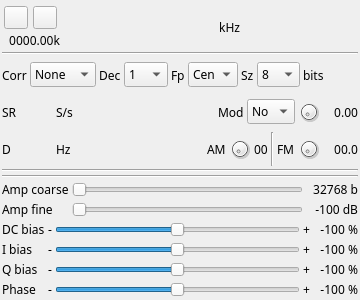
Qt form plugins/samplesource/testsource/testsourcegui.ui (f4exb/sdrangel) before a commit.
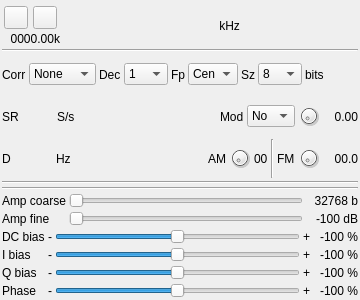
The same form after that commit. Icons and pictures are not drawn. Custom widgets are drawn as their Qt base class.

Diff of the .ui file:
```diff
--- a/plugins/samplesource/testsource/testsourcegui.ui
+++ b/plugins/samplesource/testsource/testsourcegui.ui
@@ -24,8 +24,10 @@
   </property>
   <property name="font">
    <font>
-    <family>Sans Serif</family>
-    <pointsize>9</pointsize>
+    <family>Liberation Sans</family>
+    <weight>50</weight>
+    <italic>false</italic>
+    <bold>false</bold>
    </font>
   </property>
   <property name="windowTitle">
@@ -141,7 +143,7 @@
        </property>
        <property name="font">
         <font>
-         <family>DejaVu Sans Mono</family>
+         <family>Liberation Mono</family>
          <pointsize>20</pointsize>
         </font>
        </property>
@@ -412,7 +414,7 @@
        </property>
        <property name="font">
         <font>
-         <family>DejaVu Sans Mono</family>
+         <family>Liberation Mono</family>
          <pointsize>12</pointsize>
         </font>
        </property>
@@ -553,9 +555,8 @@
        </property>
        <property name="font">
         <font>
-         <family>DejaVu Sans Mono</family>
+         <family>Liberation Mono</family>
          <pointsize>12</pointsize>
-         <italic>false</italic>
         </font>
        </property>
        <property name="cursor">
```
Left out of the diff: 11 changed lines with no effect on the pictures.
